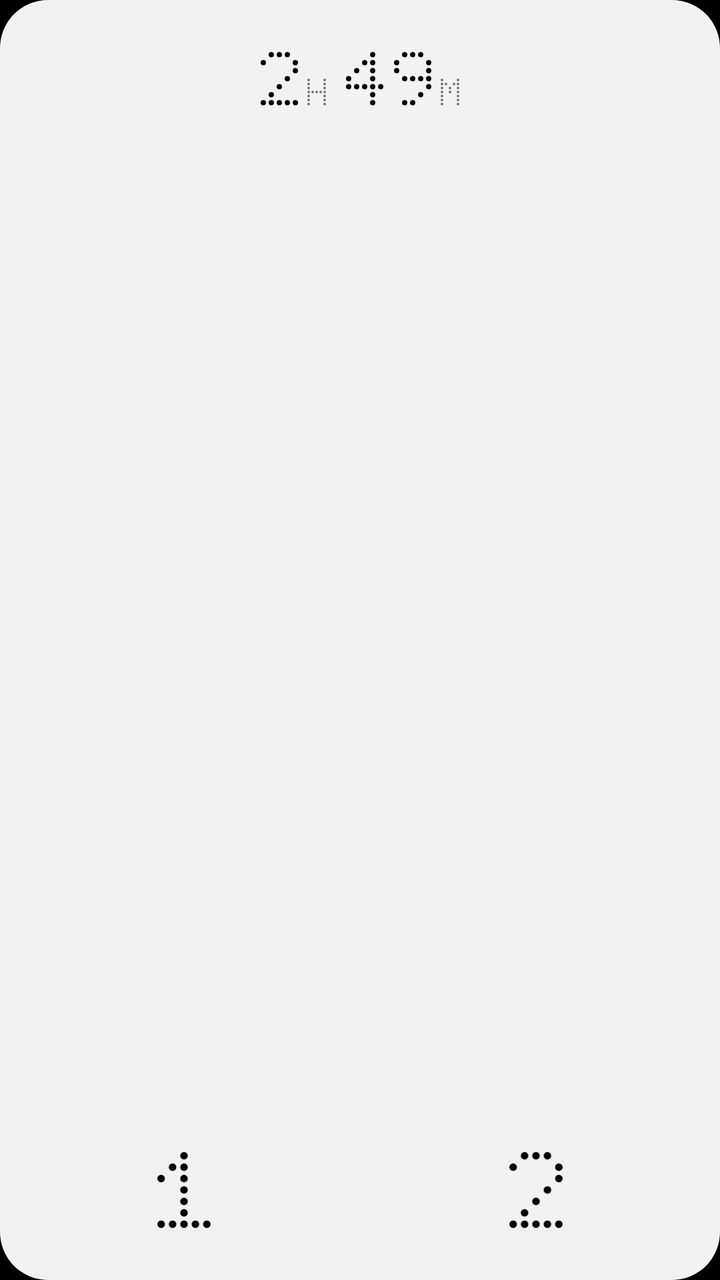
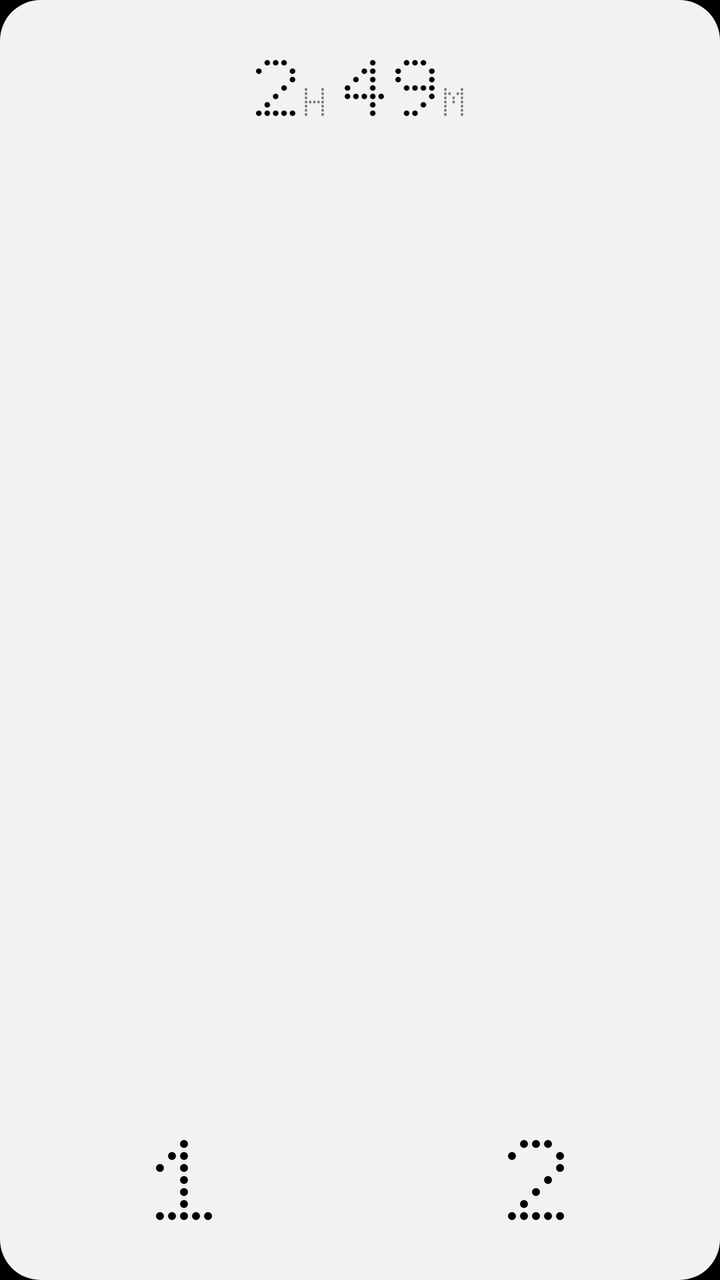

Before-and-after screenshots of an Android layout around one commit, followed by the original layout XML and the change that was made.
<!-- AndroidManifest.xml: application theme Theme.Doppler -->
<!-- res/layout/widget_square.xml -->
<?xml version="1.0" encoding="utf-8"?>
<FrameLayout xmlns:android="http://schemas.android.com/apk/res/android"
    android:id="@android:id/background"
    android:layout_width="match_parent"
    android:layout_height="match_parent"
    android:background="@drawable/widget_bg">
    <LinearLayout android:id="@+id/idle" android:layout_width="match_parent" android:layout_height="match_parent"
        android:orientation="vertical" android:padding="4dp">
        <FrameLayout android:id="@+id/time" android:layout_width="match_parent" android:layout_height="0dp" android:layout_weight="1"
            android:background="@drawable/widget_press" android:contentDescription="Screen time">
            <LinearLayout android:id="@+id/clock" android:layout_width="wrap_content" android:layout_height="wrap_content"
                android:layout_gravity="top|center_horizontal" android:layout_marginTop="22dp"
                android:orientation="horizontal" android:baselineAligned="false" android:importantForAccessibility="no">
                <LinearLayout android:id="@+id/hours" android:layout_width="wrap_content" android:layout_height="wrap_content"
                    android:orientation="horizontal" android:baselineAligned="false">
                    <ImageView android:id="@+id/h1" android:layout_width="18.64dp" android:layout_height="26.64dp" android:visibility="gone"
                        android:layout_marginEnd="5.36dp" android:src="@drawable/dots_1" android:tint="@color/widget_fg" />
                    <ImageView android:id="@+id/h2" android:layout_width="18.64dp" android:layout_height="26.64dp"
                        android:src="@drawable/dots_2" android:tint="@color/widget_fg" />
                    <ImageView android:id="@+id/hletter" android:layout_width="9.32dp" android:layout_height="13.32dp" android:layout_gravity="bottom"
                        android:layout_marginStart="4.6dp" android:layout_marginEnd="9.9dp"
                        android:src="@drawable/dots_h" android:tint="@color/widget_dim" />
                </LinearLayout>
                <ImageView android:id="@+id/m1" android:layout_width="18.64dp" android:layout_height="26.64dp"
                    android:layout_marginEnd="5.36dp" android:src="@drawable/dots_4" android:tint="@color/widget_fg" />
                <ImageView android:id="@+id/m2" android:layout_width="18.64dp" android:layout_height="26.64dp"
                    android:src="@drawable/dots_9" android:tint="@color/widget_fg" />
                <ImageView android:id="@+id/mletter" android:layout_width="9.32dp" android:layout_height="13.32dp" android:layout_gravity="bottom"
                    android:layout_marginStart="4.6dp" android:src="@drawable/dots_m" android:tint="@color/widget_dim" />
            </LinearLayout>
        </FrameLayout>
        <LinearLayout android:layout_width="match_parent" android:layout_height="0dp" android:layout_weight="1"
            android:orientation="horizontal">
            <FrameLayout android:id="@+id/slot1" android:layout_width="0dp" android:layout_height="match_parent" android:layout_weight="1"
                android:background="@drawable/widget_press" android:contentDescription="Play 1">
                <ImageView android:layout_width="26.56dp" android:layout_height="37.96dp" android:layout_gravity="bottom|center_horizontal" android:layout_marginBottom="22dp"
                    android:src="@drawable/dots_1" android:tint="@color/widget_fg" android:importantForAccessibility="no" />
            </FrameLayout>
            <FrameLayout android:id="@+id/slot2" android:layout_width="0dp" android:layout_height="match_parent" android:layout_weight="1"
                android:background="@drawable/widget_press" android:contentDescription="Play 2">
                <ImageView android:layout_width="26.56dp" android:layout_height="37.96dp" android:layout_gravity="bottom|center_horizontal" android:layout_marginBottom="22dp"
                    android:src="@drawable/dots_2" android:tint="@color/widget_fg" android:importantForAccessibility="no" />
            </FrameLayout>
        </LinearLayout>
    </LinearLayout>
    <FrameLayout android:id="@+id/live" android:layout_width="match_parent" android:layout_height="match_parent" android:visibility="gone">
        <LinearLayout android:layout_width="match_parent" android:layout_height="match_parent" android:orientation="vertical" android:padding="14dp">
            <ImageView android:id="@+id/cover" android:layout_width="72dp" android:layout_height="72dp"
                android:scaleType="centerCrop" android:src="@drawable/widget_cover" android:importantForAccessibility="no" />
            <TextView android:id="@+id/title" android:layout_width="match_parent" android:layout_height="0dp" android:layout_weight="1"
                android:layout_marginTop="8dp" android:gravity="bottom|start"
                android:textSize="17sp" android:textColor="@color/widget_fg" android:fontFamily="@font/space_grotesk"
                android:maxLines="5" android:ellipsize="end" android:lineSpacingMultiplier="0.95" android:includeFontPadding="false"
                android:autoSizeTextType="uniform" android:autoSizeMinTextSize="9sp" android:autoSizeMaxTextSize="17sp"
                android:autoSizeStepGranularity="1sp" />
            <TextView android:id="@+id/artist" android:layout_width="match_parent" android:layout_height="17dp"
                android:layout_marginTop="2dp" android:gravity="top|start"
                android:textSize="12sp" android:textColor="@color/widget_dim" android:fontFamily="@font/space_grotesk"
                android:maxLines="1" android:ellipsize="end" android:includeFontPadding="false"
                android:autoSizeTextType="uniform" android:autoSizeMinTextSize="9sp" android:autoSizeMaxTextSize="12sp"
                android:autoSizeStepGranularity="0.5sp" />
        </LinearLayout>
        <LinearLayout android:layout_width="match_parent" android:layout_height="match_parent" android:orientation="horizontal"
            android:padding="4dp">
            <FrameLayout android:id="@+id/prev" android:layout_width="0dp" android:layout_height="match_parent" android:layout_weight="3"
                android:background="@drawable/widget_press" android:contentDescription="Back" />
            <FrameLayout android:id="@+id/pause" android:layout_width="0dp" android:layout_height="match_parent" android:layout_weight="4"
                android:background="@drawable/widget_press" android:contentDescription="Pause" />
            <FrameLayout android:id="@+id/next" android:layout_width="0dp" android:layout_height="match_parent" android:layout_weight="3"
                android:background="@drawable/widget_press" android:contentDescription="Skip" />
        </LinearLayout>
        <FrameLayout android:id="@+id/open" android:layout_width="44dp" android:layout_height="44dp" android:layout_gravity="top|end"
            android:layout_margin="4dp" android:background="@drawable/widget_press" android:contentDescription="Open playlist">
            <ImageView android:id="@+id/lit" android:layout_width="9.32dp" android:layout_height="13.32dp" android:layout_gravity="top|end"
                android:layout_marginTop="10dp" android:layout_marginEnd="10dp"
                android:src="@drawable/dots_1" android:tint="@color/nothing_red" android:importantForAccessibility="no" />
        </FrameLayout>
    </FrameLayout>
</FrameLayout>
<!-- resources referenced by this layout -->
<resources>
  <color name="nothing_red">#FFD71921</color>
  <color name="widget_dim">#8C000000</color>
  <color name="widget_fg">#FF000000</color>
  <!-- drawable dots_1 (drawable) -->
  <?xml version="1.0" encoding="utf-8"?>
  <vector xmlns:android="http://schemas.android.com/apk/res/android"
      android:width="23.30dp" android:height="33.30dp"
      android:viewportWidth="46.60" android:viewportHeight="66.60">
      <path android:fillColor="#FFFFFFFF" android:pathData="M20.00,3.30a3.30,3.30 0 1,0 6.60,0a3.30,3.30 0 1,0 -6.60,0M10.00,13.30a3.30,3.30 0 1,0 6.60,0a3.30,3.30 0 1,0 -6.60,0M20.00,13.30a3.30,3.30 0 1,0 6.60,0a3.30,3.30 0 1,0 -6.60,0M0.00,23.30a3.30,3.30 0 1,0 6.60,0a3.30,3.30 0 1,0 -6.60,0M20.00,23.30a3.30,3.30 0 1,0 6.60,0a3.30,3.30 0 1,0 -6.60,0M20.00,33.30a3.30,3.30 0 1,0 6.60,0a3.30,3.30 0 1,0 -6.60,0M20.00,43.30a3.30,3.30 0 1,0 6.60,0a3.30,3.30 0 1,0 -6.60,0M20.00,53.30a3.30,3.30 0 1,0 6.60,0a3.30,3.30 0 1,0 -6.60,0M0.00,63.30a3.30,3.30 0 1,0 6.60,0a3.30,3.30 0 1,0 -6.60,0M10.00,63.30a3.30,3.30 0 1,0 6.60,0a3.30,3.30 0 1,0 -6.60,0M20.00,63.30a3.30,3.30 0 1,0 6.60,0a3.30,3.30 0 1,0 -6.60,0M30.00,63.30a3.30,3.30 0 1,0 6.60,0a3.30,3.30 0 1,0 -6.60,0M40.00,63.30a3.30,3.30 0 1,0 6.60,0a3.30,3.30 0 1,0 -6.60,0" />
  </vector>
  <!-- drawable dots_2 (drawable) -->
  <?xml version="1.0" encoding="utf-8"?>
  <vector xmlns:android="http://schemas.android.com/apk/res/android"
      android:width="23.30dp" android:height="33.30dp"
      android:viewportWidth="46.60" android:viewportHeight="66.60">
      <path android:fillColor="#FFFFFFFF" android:pathData="M10.00,3.30a3.30,3.30 0 1,0 6.60,0a3.30,3.30 0 1,0 -6.60,0M20.00,3.30a3.30,3.30 0 1,0 6.60,0a3.30,3.30 0 1,0 -6.60,0M30.00,3.30a3.30,3.30 0 1,0 6.60,0a3.30,3.30 0 1,0 -6.60,0M0.00,13.30a3.30,3.30 0 1,0 6.60,0a3.30,3.30 0 1,0 -6.60,0M40.00,13.30a3.30,3.30 0 1,0 6.60,0a3.30,3.30 0 1,0 -6.60,0M40.00,23.30a3.30,3.30 0 1,0 6.60,0a3.30,3.30 0 1,0 -6.60,0M30.00,33.30a3.30,3.30 0 1,0 6.60,0a3.30,3.30 0 1,0 -6.60,0M20.00,43.30a3.30,3.30 0 1,0 6.60,0a3.30,3.30 0 1,0 -6.60,0M10.00,53.30a3.30,3.30 0 1,0 6.60,0a3.30,3.30 0 1,0 -6.60,0M0.00,63.30a3.30,3.30 0 1,0 6.60,0a3.30,3.30 0 1,0 -6.60,0M10.00,63.30a3.30,3.30 0 1,0 6.60,0a3.30,3.30 0 1,0 -6.60,0M20.00,63.30a3.30,3.30 0 1,0 6.60,0a3.30,3.30 0 1,0 -6.60,0M30.00,63.30a3.30,3.30 0 1,0 6.60,0a3.30,3.30 0 1,0 -6.60,0M40.00,63.30a3.30,3.30 0 1,0 6.60,0a3.30,3.30 0 1,0 -6.60,0" />
  </vector>
  <!-- drawable widget_bg (drawable) -->
  <?xml version="1.0" encoding="utf-8"?>
  <shape xmlns:android="http://schemas.android.com/apk/res/android" android:shape="rectangle">
      <solid android:color="@color/widget_bg" />
      <corners android:radius="24dp" />
  </shape>
  <!-- drawable widget_cover (drawable) -->
  <?xml version="1.0" encoding="utf-8"?>
  <shape xmlns:android="http://schemas.android.com/apk/res/android" android:shape="rectangle">
      <solid android:color="@color/widget_well" />
      <corners android:radius="14dp" />
  </shape>
  <!-- drawable widget_press (drawable) -->
  <?xml version="1.0" encoding="utf-8"?>
  <selector xmlns:android="http://schemas.android.com/apk/res/android">
      <item android:state_pressed="true"><shape android:shape="rectangle"><solid android:color="@color/widget_press" /><corners android:radius="20dp" /></shape></item>
      <item><shape android:shape="rectangle"><solid android:color="#00000000" /></shape></item>
  </selector>
  <style name="Theme.Doppler" parent="android:Theme.Material.NoActionBar">
          <item name="android:windowBackground">@android:color/black</item>
          <item name="android:statusBarColor">@android:color/transparent</item>
          <item name="android:navigationBarColor">@android:color/transparent</item>
          <item name="android:windowLightStatusBar">false</item>
      </style>
  <color name="widget_bg">#FFF2F2F2</color>
  <color name="widget_well">#FFE3E3E3</color>
  <color name="widget_press">#14000000</color>
  <!-- unchanged entries left out for length: 4 -->
</resources>

<!-- the commit's change to res/layout/widget_square.xml (unified diff, before → after) -->
@@ -3,75 +3,75 @@
     android:id="@android:id/background"
     android:layout_width="match_parent"
     android:layout_height="match_parent"
-    android:background="@drawable/widget_bg">
+    android:background="@drawable/widget_bg_square">
     <LinearLayout android:id="@+id/idle" android:layout_width="match_parent" android:layout_height="match_parent"
         android:orientation="vertical" android:padding="4dp">
         <FrameLayout android:id="@+id/time" android:layout_width="match_parent" android:layout_height="0dp" android:layout_weight="1"
-            android:background="@drawable/widget_press" android:contentDescription="Screen time">
+            android:background="@drawable/widget_press_square" android:contentDescription="Screen time">
             <LinearLayout android:id="@+id/clock" android:layout_width="wrap_content" android:layout_height="wrap_content"
-                android:layout_gravity="top|center_horizontal" android:layout_marginTop="22dp"
+                android:layout_gravity="top|center_horizontal" android:layout_marginTop="26dp"
                 android:orientation="horizontal" android:baselineAligned="false" android:importantForAccessibility="no">
                 <LinearLayout android:id="@+id/hours" android:layout_width="wrap_content" android:layout_height="wrap_content"
                     android:orientation="horizontal" android:baselineAligned="false">
-                    <ImageView android:id="@+id/h1" android:layout_width="18.64dp" android:layout_height="26.64dp" android:visibility="gone"
-                        android:layout_marginEnd="5.36dp" android:src="@drawable/dots_1" android:tint="@color/widget_fg" />
-                    <ImageView android:id="@+id/h2" android:layout_width="18.64dp" android:layout_height="26.64dp"
+                    <ImageView android:id="@+id/h1" android:layout_width="19.57dp" android:layout_height="27.97dp" android:visibility="gone"
+                        android:layout_marginEnd="5.63dp" android:src="@drawable/dots_1" android:tint="@color/widget_fg" />
+                    <ImageView android:id="@+id/h2" android:layout_width="19.57dp" android:layout_height="27.97dp"
                         android:src="@drawable/dots_2" android:tint="@color/widget_fg" />
-                    <ImageView android:id="@+id/hletter" android:layout_width="9.32dp" android:layout_height="13.32dp" android:layout_gravity="bottom"
-                        android:layout_marginStart="4.6dp" android:layout_marginEnd="9.9dp"
+                    <ImageView android:id="@+id/hletter" android:layout_width="9.79dp" android:layout_height="13.99dp" android:layout_gravity="bottom"
+                        android:layout_marginStart="4.83dp" android:layout_marginEnd="10.4dp"
                         android:src="@drawable/dots_h" android:tint="@color/widget_dim" />
                 </LinearLayout>
-                <ImageView android:id="@+id/m1" android:layout_width="18.64dp" android:layout_height="26.64dp"
-                    android:layout_marginEnd="5.36dp" android:src="@drawable/dots_4" android:tint="@color/widget_fg" />
-                <ImageView android:id="@+id/m2" android:layout_width="18.64dp" android:layout_height="26.64dp"
+                <ImageView android:id="@+id/m1" android:layout_width="19.57dp" android:layout_height="27.97dp"
+                    android:layout_marginEnd="5.63dp" android:src="@drawable/dots_4" android:tint="@color/widget_fg" />
+                <ImageView android:id="@+id/m2" android:layout_width="19.57dp" android:layout_height="27.97dp"
                     android:src="@drawable/dots_9" android:tint="@color/widget_fg" />
-                <ImageView android:id="@+id/mletter" android:layout_width="9.32dp" android:layout_height="13.32dp" android:layout_gravity="bottom"
-                    android:layout_marginStart="4.6dp" android:src="@drawable/dots_m" android:tint="@color/widget_dim" />
+                <ImageView android:id="@+id/mletter" android:layout_width="9.79dp" android:layout_height="13.99dp" android:layout_gravity="bottom"
+                    android:layout_marginStart="4.83dp" android:src="@drawable/dots_m" android:tint="@color/widget_dim" />
             </LinearLayout>
         </FrameLayout>
         <LinearLayout android:layout_width="match_parent" android:layout_height="0dp" android:layout_weight="1"
             android:orientation="horizontal">
             <FrameLayout android:id="@+id/slot1" android:layout_width="0dp" android:layout_height="match_parent" android:layout_weight="1"
-                android:background="@drawable/widget_press" android:contentDescription="Play 1">
-                <ImageView android:layout_width="26.56dp" android:layout_height="37.96dp" android:layout_gravity="bottom|center_horizontal" android:layout_marginBottom="22dp"
+                android:background="@drawable/widget_press_square" android:contentDescription="Play 1">
+                <ImageView android:layout_width="27.96dp" android:layout_height="39.96dp" android:layout_gravity="bottom|center_horizontal" android:layout_marginBottom="26dp"
                     android:src="@drawable/dots_1" android:tint="@color/widget_fg" android:importantForAccessibility="no" />
             </FrameLayout>
             <FrameLayout android:id="@+id/slot2" android:layout_width="0dp" android:layout_height="match_parent" android:layout_weight="1"
-                android:background="@drawable/widget_press" android:contentDescription="Play 2">
-                <ImageView android:layout_width="26.56dp" android:layout_height="37.96dp" android:layout_gravity="bottom|center_horizontal" android:layout_marginBottom="22dp"
+                android:background="@drawable/widget_press_square" android:contentDescription="Play 2">
+                <ImageView android:layout_width="27.96dp" android:layout_height="39.96dp" android:layout_gravity="bottom|center_horizontal" android:layout_marginBottom="26dp"
                     android:src="@drawable/dots_2" android:tint="@color/widget_fg" android:importantForAccessibility="no" />
             </FrameLayout>
         </LinearLayout>
     </LinearLayout>
     <FrameLayout android:id="@+id/live" android:layout_width="match_parent" android:layout_height="match_parent" android:visibility="gone">
         <LinearLayout android:layout_width="match_parent" android:layout_height="match_parent" android:orientation="vertical" android:padding="14dp">
-            <ImageView android:id="@+id/cover" android:layout_width="72dp" android:layout_height="72dp"
+            <ImageView android:id="@+id/cover" android:layout_width="84dp" android:layout_height="84dp"
                 android:scaleType="centerCrop" android:src="@drawable/widget_cover" android:importantForAccessibility="no" />
             <TextView android:id="@+id/title" android:layout_width="match_parent" android:layout_height="0dp" android:layout_weight="1"
                 android:layout_marginTop="8dp" android:gravity="bottom|start"
-                android:textSize="17sp" android:textColor="@color/widget_fg" android:fontFamily="@font/space_grotesk"
+                android:textSize="19sp" android:textColor="@color/widget_fg" android:fontFamily="@font/space_grotesk"
                 android:maxLines="5" android:ellipsize="end" android:lineSpacingMultiplier="0.95" android:includeFontPadding="false"
-                android:autoSizeTextType="uniform" android:autoSizeMinTextSize="9sp" android:autoSizeMaxTextSize="17sp"
+                android:autoSizeTextType="uniform" android:autoSizeMinTextSize="10sp" android:autoSizeMaxTextSize="19sp"
                 android:autoSizeStepGranularity="1sp" />
-            <TextView android:id="@+id/artist" android:layout_width="match_parent" android:layout_height="17dp"
+            <TextView android:id="@+id/artist" android:layout_width="match_parent" android:layout_height="19dp"
                 android:layout_marginTop="2dp" android:gravity="top|start"
-                android:textSize="12sp" android:textColor="@color/widget_dim" android:fontFamily="@font/space_grotesk"
+                android:textSize="13sp" android:textColor="@color/widget_dim" android:fontFamily="@font/space_grotesk"
                 android:maxLines="1" android:ellipsize="end" android:includeFontPadding="false"
-                android:autoSizeTextType="uniform" android:autoSizeMinTextSize="9sp" android:autoSizeMaxTextSize="12sp"
+                android:autoSizeTextType="uniform" android:autoSizeMinTextSize="10sp" android:autoSizeMaxTextSize="13sp"
                 android:autoSizeStepGranularity="0.5sp" />
         </LinearLayout>
         <LinearLayout android:layout_width="match_parent" android:layout_height="match_parent" android:orientation="horizontal"
             android:padding="4dp">
             <FrameLayout android:id="@+id/prev" android:layout_width="0dp" android:layout_height="match_parent" android:layout_weight="3"
-                android:background="@drawable/widget_press" android:contentDescription="Back" />
+                android:background="@drawable/widget_press_square" android:contentDescription="Back" />
             <FrameLayout android:id="@+id/pause" android:layout_width="0dp" android:layout_height="match_parent" android:layout_weight="4"
-                android:background="@drawable/widget_press" android:contentDescription="Pause" />
+                android:background="@drawable/widget_press_square" android:contentDescription="Pause" />
             <FrameLayout android:id="@+id/next" android:layout_width="0dp" android:layout_height="match_parent" android:layout_weight="3"
-                android:background="@drawable/widget_press" android:contentDescription="Skip" />
+                android:background="@drawable/widget_press_square" android:contentDescription="Skip" />
         </LinearLayout>
         <FrameLayout android:id="@+id/open" android:layout_width="44dp" android:layout_height="44dp" android:layout_gravity="top|end"
-            android:layout_margin="4dp" android:background="@drawable/widget_press" android:contentDescription="Open playlist">
-            <ImageView android:id="@+id/lit" android:layout_width="9.32dp" android:layout_height="13.32dp" android:layout_gravity="top|end"
+            android:layout_margin="4dp" android:background="@drawable/widget_press_square" android:contentDescription="Open playlist">
+            <ImageView android:id="@+id/lit" android:layout_width="10.25dp" android:layout_height="14.65dp" android:layout_gravity="top|end"
                 android:layout_marginTop="10dp" android:layout_marginEnd="10dp"
                 android:src="@drawable/dots_1" android:tint="@color/nothing_red" android:importantForAccessibility="no" />
         </FrameLayout>
<!-- resource entries referenced after the edit -->
@@ -17,11 +17,11 @@
       android:viewportWidth="46.60" android:viewportHeight="66.60">
       <path android:fillColor="#FFFFFFFF" android:pathData="M10.00,3.30a3.30,3.30 0 1,0 6.60,0a3.30,3.30 0 1,0 -6.60,0M20.00,3.30a3.30,3.30 0 1,0 6.60,0a3.30,3.30 0 1,0 -6.60,0M30.00,3.30a3.30,3.30 0 1,0 6.60,0a3.30,3.30 0 1,0 -6.60,0M0.00,13.30a3.30,3.30 0 1,0 6.60,0a3.30,3.30 0 1,0 -6.60,0M40.00,13.30a3.30,3.30 0 1,0 6.60,0a3.30,3.30 0 1,0 -6.60,0M40.00,23.30a3.30,3.30 0 1,0 6.60,0a3.30,3.30 0 1,0 -6.60,0M30.00,33.30a3.30,3.30 0 1,0 6.60,0a3.30,3.30 0 1,0 -6.60,0M20.00,43.30a3.30,3.30 0 1,0 6.60,0a3.30,3.30 0 1,0 -6.60,0M10.00,53.30a3.30,3.30 0 1,0 6.60,0a3.30,3.30 0 1,0 -6.60,0M0.00,63.30a3.30,3.30 0 1,0 6.60,0a3.30,3.30 0 1,0 -6.60,0M10.00,63.30a3.30,3.30 0 1,0 6.60,0a3.30,3.30 0 1,0 -6.60,0M20.00,63.30a3.30,3.30 0 1,0 6.60,0a3.30,3.30 0 1,0 -6.60,0M30.00,63.30a3.30,3.30 0 1,0 6.60,0a3.30,3.30 0 1,0 -6.60,0M40.00,63.30a3.30,3.30 0 1,0 6.60,0a3.30,3.30 0 1,0 -6.60,0" />
   </vector>
-  <!-- drawable widget_bg (drawable) -->
+  <!-- drawable widget_bg_square (drawable) -->
   <?xml version="1.0" encoding="utf-8"?>
   <shape xmlns:android="http://schemas.android.com/apk/res/android" android:shape="rectangle">
       <solid android:color="@color/widget_bg" />
-      <corners android:radius="24dp" />
+      <corners android:radius="20.3dp" />
   </shape>
   <!-- drawable widget_cover (drawable) -->
   <?xml version="1.0" encoding="utf-8"?>
@@ -29,10 +29,10 @@
       <solid android:color="@color/widget_well" />
       <corners android:radius="14dp" />
   </shape>
-  <!-- drawable widget_press (drawable) -->
+  <!-- drawable widget_press_square (drawable) -->
   <?xml version="1.0" encoding="utf-8"?>
   <selector xmlns:android="http://schemas.android.com/apk/res/android">
-      <item android:state_pressed="true"><shape android:shape="rectangle"><solid android:color="@color/widget_press" /><corners android:radius="20dp" /></shape></item>
+      <item android:state_pressed="true"><shape android:shape="rectangle"><solid android:color="@color/widget_press" /><corners android:radius="16.3dp" /></shape></item>
       <item><shape android:shape="rectangle"><solid android:color="#00000000" /></shape></item>
   </selector>
   <style name="Theme.Doppler" parent="android:Theme.Material.NoActionBar">
